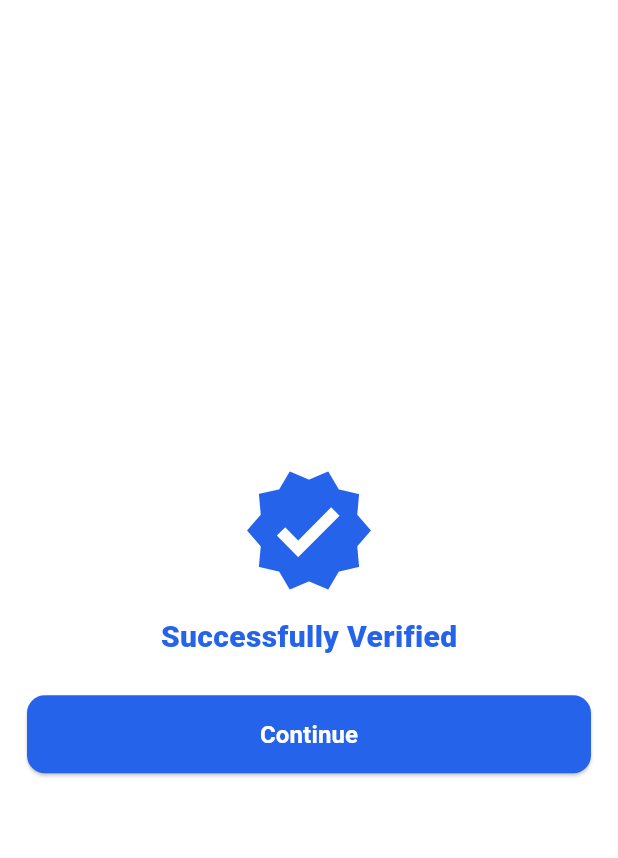
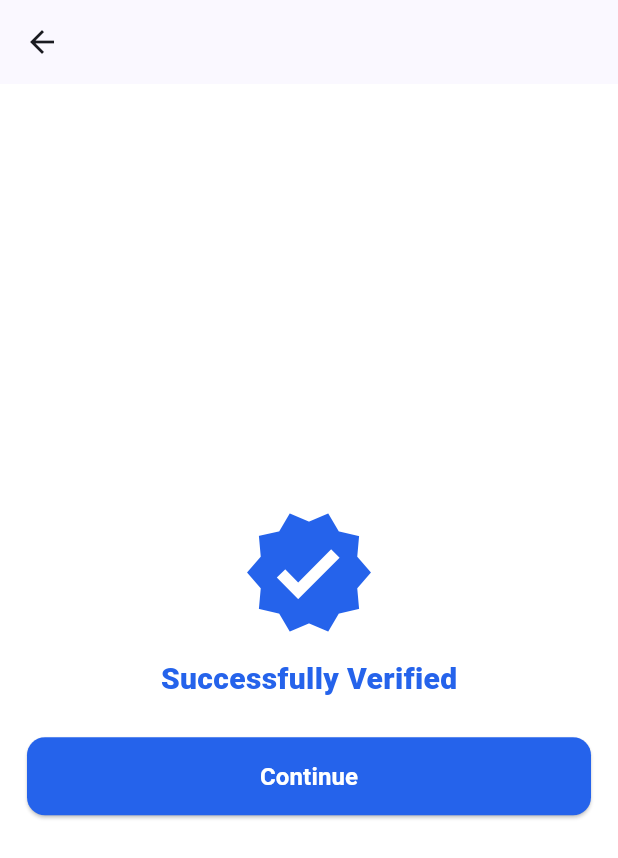
Before and after one commit to ShehanPerera002/TECHNI, a Flutter app: the VerifiedScreen screen opened by its route, on a phone screen of 412 x 824 dp. Shown: the top 858 px of the screen. Run offline on Flutter 3.47's test engine with Material 3 defaults, Android fonts, the light colour scheme and no system bars.

Commit message:
Add Mobile Tech category and back button to verified screen

```diff
--- a/lib/screens/select_category_screen.dart
+++ b/lib/screens/select_category_screen.dart
@@ -19,6 +19,7 @@ class _SelectCategoryScreenState extends State<SelectCategoryScreen> {
     "Carpenter",
     "Painter",
     "AC Tech",
+    "Mobile Tech",
   ];
 
   Widget categoryTile(String name) {
--- a/lib/screens/verified_screen.dart
+++ b/lib/screens/verified_screen.dart
@@ -7,6 +7,9 @@ class VerifiedScreen extends StatelessWidget {
   @override
   Widget build(BuildContext context) {
     return Scaffold(
+      appBar: AppBar(
+        leading: IconButton(icon: const Icon(Icons.arrow_back), onPressed: () => Navigator.pop(context)),
+      ),
       body: SafeArea(
         child: Padding(
           padding: const EdgeInsets.all(18),
```
